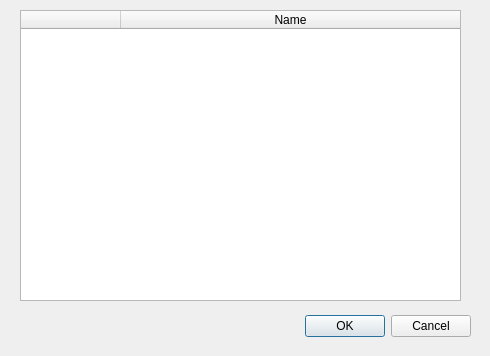
Above: src/Dialogs/peoplesdialog.ui from pasbi/CAN before the change. Below: the same form after it.
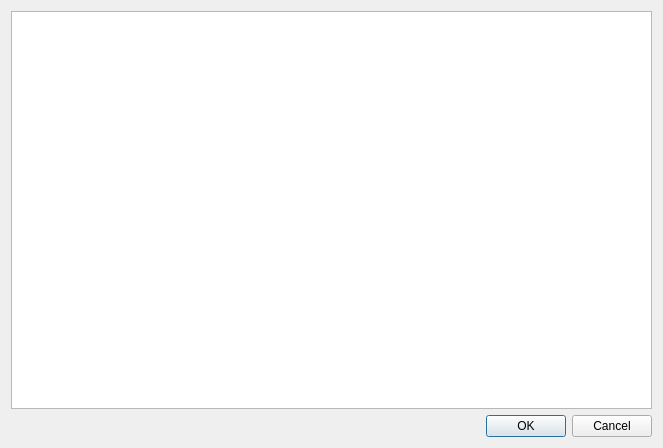
That is the form after the change.

Commit message: peoples dialog

```diff
--- a/src/Dialogs/peoplesdialog.ui
+++ b/src/Dialogs/peoplesdialog.ui
@@ -6,38 +6,16 @@
    <rect>
     <x>0</x>
     <y>0</y>
-    <width>490</width>
-    <height>356</height>
+    <width>663</width>
+    <height>448</height>
    </rect>
   </property>
   <property name="windowTitle">
    <string>Dialog</string>
   </property>
-  <widget class="QDialogButtonBox" name="buttonBox">
-   <property name="geometry">
-    <rect>
-     <x>130</x>
-     <y>310</y>
-     <width>341</width>
-     <height>32</height>
-    </rect>
-   </property>
-   <property name="orientation">
-    <enum>Qt::Horizontal</enum>
-   </property>
-   <property name="standardButtons">
-    <set>QDialogButtonBox::Cancel|QDialogButtonBox::Ok</set>
-   </property>
-  </widget>
+  <layout class="QVBoxLayout" name="verticalLayout">
+   <item>
   <widget class="QTableWidget" name="tableWidget">
-   <property name="geometry">
-    <rect>
-     <x>20</x>
-     <y>10</y>
-     <width>441</width>
-     <height>291</height>
-    </rect>
-   </property>
    <property name="verticalScrollMode">
     <enum>QAbstractItemView::ScrollPerPixel</enum>
    </property>
@@ -47,20 +25,44 @@
    <property name="gridStyle">
     <enum>Qt::SolidLine</enum>
    </property>
+     <attribute name="horizontalHeaderVisible">
+      <bool>false</bool>
+     </attribute>
+     <attribute name="horizontalHeaderDefaultSectionSize">
+      <number>36</number>
+     </attribute>
+     <attribute name="horizontalHeaderMinimumSectionSize">
+      <number>36</number>
+     </attribute>
    <attribute name="horizontalHeaderStretchLastSection">
     <bool>true</bool>
    </attribute>
-   <column>
-    <property name="text">
-     <string/>
-    </property>
-   </column>
+     <attribute name="verticalHeaderVisible">
+      <bool>false</bool>
+     </attribute>
    <column>
     <property name="text">
      <string>Name</string>
     </property>
    </column>
-  </widget>
+     <column>
+      <property name="text">
+       <string>Del</string>
+      </property>
+     </column>
+    </widget>
+   </item>
+   <item>
+    <widget class="QDialogButtonBox" name="buttonBox">
+     <property name="orientation">
+      <enum>Qt::Horizontal</enum>
+     </property>
+     <property name="standardButtons">
+      <set>QDialogButtonBox::Cancel|QDialogButtonBox::Ok</set>
+     </property>
+    </widget>
+   </item>
+  </layout>
  </widget>
  <resources/>
  <connections>
```
Lines whose indentation alone changed are shown as unchanged. The commit also changes 13 other files.
